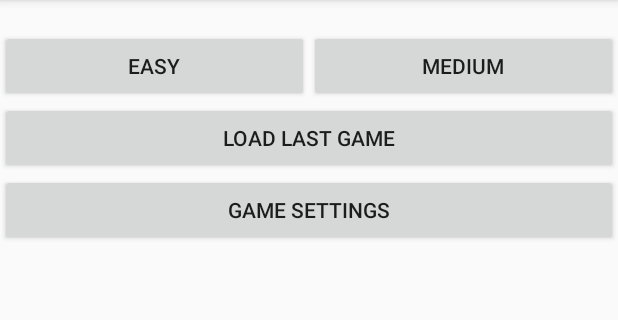
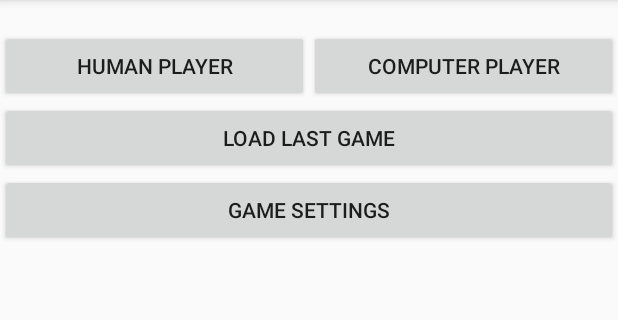
Before and after one commit to shahareldad/AndroidTicTacToe, an Android app: the screen it shows after launch (MainActivity), on a phone screen of 412 x 824 dp, the part 84-404 px from its top. Run offline under Robolectric (Android 15) with nearby library versions, the phone set to English and light mode, and no system bars; our stand-ins replace AdMob.

Commit message:
Continued work on the game - impl. of human player

```diff
--- a/app/src/main/java/com/artgames/games/gamesartgames/MainActivity.java
+++ b/app/src/main/java/com/artgames/games/gamesartgames/MainActivity.java
@@ -26,8 +26,7 @@ import java.util.Arrays;
 
 public class MainActivity extends AppCompatActivity {
 
-    public static String LevelParamName = "level";
-    public static String LoadGameParamName = "loadGame";
+    public static String AgainstComputerParamName = "AgainstComputer";
     public static String SETTINGS_FILENAME = "SUDOKU_SETTINGS";
     private SettingsData _settings;
 
@@ -46,29 +45,21 @@ public class MainActivity extends AppCompatActivity {
         AdRequest requestBottom = new AdRequest.Builder().build();
         adViewBottom.loadAd(requestBottom);
 
-        Button easyBtn = findViewById(R.id.easyGame);
-        Button mediumBtn = findViewById(R.id.mediumGame);
-        Button loadGame = findViewById(R.id.loadGame);
+        Button humanBtn = findViewById(R.id.humanPlayer);
+        Button computerBtn = findViewById(R.id.computerPlayer);
         Button gameSettings = findViewById(R.id.gameSettings);
 
-        easyBtn.setOnClickListener(new View.OnClickListener() {
+        humanBtn.setOnClickListener(new View.OnClickListener() {
             @Override
             public void onClick(View view) {
-                startNewGameByLevel(1, false);
+                startNewGameByLevel(1);
             }
         });
 
-        mediumBtn.setOnClickListener(new View.OnClickListener() {
+        computerBtn.setOnClickListener(new View.OnClickListener() {
             @Override
             public void onClick(View view) {
-                startNewGameByLevel(2, false);
-            }
-        });
-
-        loadGame.setOnClickListener(new View.OnClickListener() {
-            @Override
-            public void onClick(View view) {
-                startNewGameByLevel(1, true);
+                startNewGameByLevel(2);
             }
         });
 
@@ -87,7 +78,7 @@ public class MainActivity extends AppCompatActivity {
                 builder.setTitle(R.string.settings);
                 final String[] items = new String[]{
                         getString(R.string.playSounds),
-                        getString(R.string.confimOnExit)
+                        getString(R.string.confirmOnExit)
                 };
                 builder.setMultiChoiceItems(items, checked, new DialogInterface.OnMultiChoiceClickListener() {
                     @Override
@@ -182,15 +173,14 @@ public class MainActivity extends AppCompatActivity {
         if (selection.equals(getString(R.string.playSounds))){
             settings.setPlaySound(isChecked);
         }
-        if (selection.equals(getString(R.string.confimOnExit))){
+        if (selection.equals(getString(R.string.confirmOnExit))){
             settings.setConfirmExit(isChecked);
         }
     }
 
-    private void startNewGameByLevel(int level, boolean loadGame) {
+    private void startNewGameByLevel(int level) {
         Intent i = new Intent(MainActivity.this, BoardActivity.class);
-        i.putExtra(LevelParamName, level);
-        i.putExtra(LoadGameParamName, loadGame);
+        i.putExtra(AgainstComputerParamName, level);
         startActivity(i);
     }
 }
--- a/app/src/main/res/layout/activity_main.xml
+++ b/app/src/main/res/layout/activity_main.xml
@@ -13,18 +13,18 @@
         android:layout_width="match_parent"
         android:layout_height="wrap_content">
         <Button
-            android:id="@+id/easyGame"
+            android:id="@+id/humanPlayer"
             android:layout_width="0dp"
             android:layout_height="wrap_content"
             android:layout_weight=".5"
-            android:text="@string/easy"/>
+            android:text="@string/humanPlayer"/>
 
         <Button
-            android:id="@+id/mediumGame"
+            android:id="@+id/computerPlayer"
             android:layout_width="0dp"
             android:layout_height="wrap_content"
             android:layout_weight=".5"
-            android:text="@string/medium"/>
+            android:text="@string/computerPlayer"/>
     </LinearLayout>
 
     <Button
--- a/app/src/main/res/values/strings.xml
+++ b/app/src/main/res/values/strings.xml
@@ -1,10 +1,13 @@
 <resources>
     <string name="app_name">Tic Tac Toe</string>
-    <string name="easy">Easy</string>
-    <string name="medium">Medium</string>
+    <string name="humanPlayer">Human Player</string>
+    <string name="computerPlayer">Computer Player</string>
     <string name="load">Load last game</string>
     <string name="settings">Game settings</string>
     <string name="playSounds">Play sounds</string>
-    <string name="confimOnExit">Confirm Exit</string>
+    <string name="confirmOnExit">Confirm Exit</string>
     <string name="okButton">OK</string>
+    <string name="backButton">Back</string>
+    <string name="gameOver">Game Over</string>
+    <string name="newGame">New Game</string>
 </resources>
```
Also changed, not shown: app/src/main/java/com/artgames/games/gamesartgames/BoardActivity.java (+103 -4 lines), app/src/main/res/layout/activity_board.xml (+37 -28 lines).
